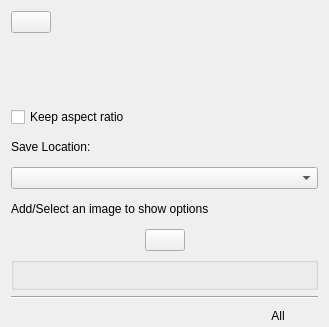
Qt form plugins/tools/defaulttool/referenceimagestool/WdgToolOptions.ui (KDE/krita) before a commit.
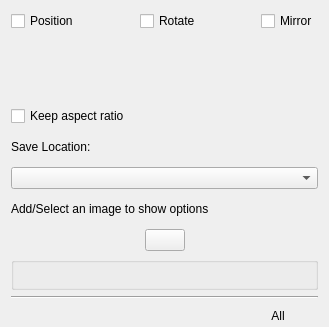
The same form after that commit. Custom widgets are drawn as their Qt base class.

Commit message:
Add Pin/ Unpin options for reference images
This commit make the transformation widget based and manipulates that transform
on every canvas change like document offset ,rotation except scaing & zooming .

The edit to the form file:
```diff
--- a/plugins/tools/defaulttool/referenceimagestool/WdgToolOptions.ui
+++ b/plugins/tools/defaulttool/referenceimagestool/WdgToolOptions.ui
@@ -29,6 +29,26 @@
    </property>
    <item>
     <layout class="QGridLayout" name="gridLayout_2">
+     <item row="0" column="4">
+      <widget class="QCheckBox" name="chkPinMirror">
+       <property name="text">
+        <string>Mirror</string>
+       </property>
+      </widget>
+     </item>
+     <item row="0" column="3">
+      <spacer name="horizontalSpacer_5">
+       <property name="orientation">
+        <enum>Qt::Horizontal</enum>
+       </property>
+       <property name="sizeHint" stdset="0">
+        <size>
+         <width>40</width>
+         <height>20</height>
+        </size>
+       </property>
+      </spacer>
+     </item>
      <item row="0" column="1">
       <spacer name="horizontalSpacer_2">
        <property name="orientation">
@@ -42,10 +62,17 @@
        </property>
       </spacer>
      </item>
+     <item row="0" column="2">
+      <widget class="QCheckBox" name="chkPinRotate">
+       <property name="text">
+        <string>Rotate</string>
+       </property>
+      </widget>
+     </item>
      <item row="0" column="0">
-      <widget class="QPushButton" name="bnLock">
+      <widget class="QCheckBox" name="chkPinPos">
        <property name="text">
-        <string/>
+        <string>Position</string>
        </property>
       </widget>
      </item>
```
Left out of the diff: 2 changed lines with no effect on the pictures. The commit also changes 7 other files.
